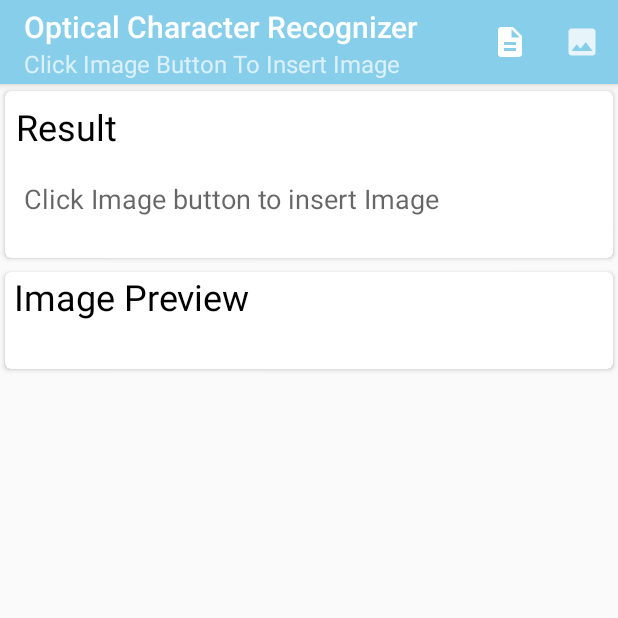
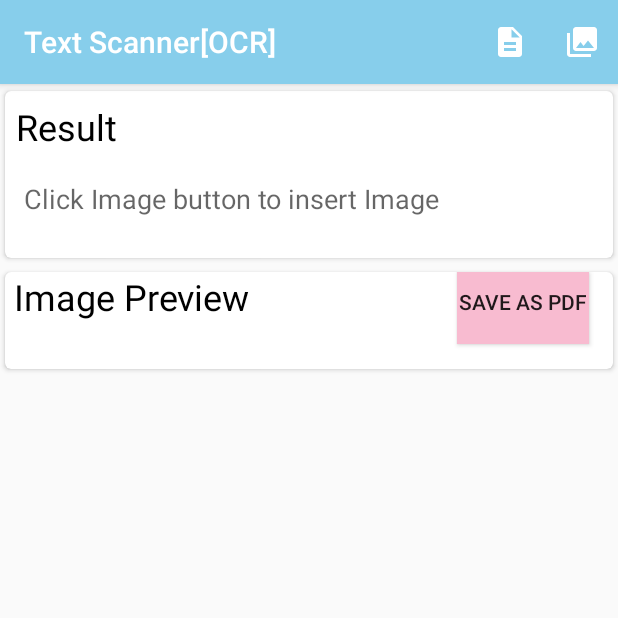
Before and after one commit to raghav2404/TextRecognition, an Android app: the screen it shows after launch (Second_activity), on a phone screen of 412 x 824 dp, the top half of it. Run offline under Robolectric (Android 15) with nearby library versions, the phone set to English and light mode, and no system bars; our stand-ins replace AdMob; libraries missing offline, so code that uses them is left out: com.itextpdf.text, com.theartofdev.edmodo.

Commit message:
Convert to pdf added

```diff
--- a/app/build.gradle
+++ b/app/build.gradle
@@ -37,5 +37,5 @@ dependencies {
     //image to text google library "Mobile Vision Api"
    implementation 'com.google.android.gms:play-services-vision:20.1.0'
     implementation 'com.google.android.gms:play-services-ads:19.1.0'
-
+    implementation 'com.itextpdf:itextg:5.5.10'
 }
--- a/app/src/main/AndroidManifest.xml
+++ b/app/src/main/AndroidManifest.xml
@@ -11,7 +11,7 @@
     <application
         android:allowBackup="true"
         android:icon="@mipmap/ic_launcher"
-        android:label="Optical Character Recognizer"
+        android:label="Text Scanner[OCR]"
         android:roundIcon="@mipmap/ic_launcher_round"
         android:supportsRtl="true"
         android:theme="@style/AppTheme">
--- a/app/src/main/java/android/example/textrecognition/Second_activity.java
+++ b/app/src/main/java/android/example/textrecognition/Second_activity.java
@@ -7,6 +7,8 @@ import androidx.appcompat.app.AlertDialog;
 import androidx.appcompat.app.AppCompatActivity;
 import androidx.core.app.ActivityCompat;
 import androidx.core.content.ContextCompat;
+
+import android.os.Environment;
 import android.text.ClipboardManager;
 import android.Manifest;
 import android.content.ContentValues;
@@ -23,6 +25,8 @@ import android.util.SparseArray;
 import android.view.Menu;
 import android.view.MenuInflater;
 import android.view.MenuItem;
+import android.view.View;
+import android.widget.Button;
 import android.widget.EditText;
 import android.widget.ImageView;
 import android.widget.Toast;
@@ -36,8 +40,15 @@ import com.google.android.gms.ads.initialization.OnInitializationCompleteListene
 import com.google.android.gms.vision.Frame;
 import com.google.android.gms.vision.text.TextBlock;
 import com.google.android.gms.vision.text.TextRecognizer;
+import com.itextpdf.text.Document;
+import com.itextpdf.text.Paragraph;
+import com.itextpdf.text.pdf.PdfWriter;
 import com.theartofdev.edmodo.cropper.CropImage;
 import com.theartofdev.edmodo.cropper.CropImageView;
+
+import java.io.FileOutputStream;
+import java.text.SimpleDateFormat;
+import java.util.Locale;
 
 public class Second_activity extends AppCompatActivity {
     private static final int CAMERA_REQUEST_CODE=1;
@@ -49,6 +60,7 @@ public class Second_activity extends AppCompatActivity {
     String[] storagePermission;
     EditText mResult;
     ImageView mPreview;
+    private Button savePdf;
     Uri image_uri;
     private AdView mAdView;
     private InterstitialAd mInterstitialAd;
@@ -65,6 +77,7 @@ public class Second_activity extends AppCompatActivity {
             }
         });
         mAdView = findViewById(R.id.adView);
+        savePdf=findViewById(R.id.savePdf);
         AdRequest adRequest = new AdRequest.Builder()
 
                 .build();
@@ -81,12 +94,43 @@ public class Second_activity extends AppCompatActivity {
         cameraPermission=new String[]{Manifest.permission.CAMERA,Manifest.permission.WRITE_EXTERNAL_STORAGE};
         storagePermission=new String[]{Manifest.permission.WRITE_EXTERNAL_STORAGE};
         ActionBar actionBar= getSupportActionBar();
-        actionBar.setSubtitle("Click Image Button To Insert Image");
+        //actionBar.setSubtitle("Click Image Button To Insert Image");
+        savePdf.setOnClickListener(new View.OnClickListener() {
+            @Override
+            public void onClick(View view) {
+                saveAsPdf();
+            }
+        });
 
 
 
 
     }
+    private void saveAsPdf() {
+        //Save Text as pdf
+
+        Document mDoc =new Document();
+        String fileName= new SimpleDateFormat("yyyyMMdd_HHmmss", Locale.getDefault()).format(System.currentTimeMillis());
+        String filePath= Environment.getExternalStorageDirectory()+"/"+ fileName +".pdf";
+        try {
+            PdfWriter.getInstance(mDoc,new FileOutputStream(filePath));
+            mDoc.open();
+            String text=mResult.getText().toString().trim();
+            mDoc.add(new Paragraph(text));
+            Toast.makeText(getApplicationContext(),fileName+".pdf\n SAVED! to"+filePath,Toast.LENGTH_SHORT).show();
+
+
+            mDoc.close();
+
+        }
+        catch(Exception e)
+        {
+            Toast.makeText(getApplicationContext(),e.getMessage(),Toast.LENGTH_SHORT).show();
+        }
+    }
+
+
+
 
     //actionbarmenu
 
--- a/app/src/main/res/drawable-anydpi/ic_image_icon.xml
+++ b/app/src/main/res/drawable-anydpi/ic_image_icon.xml
@@ -3,9 +3,9 @@
     android:height="24dp"
     android:viewportWidth="24"
     android:viewportHeight="24"
-    android:tint="#FFFFFF"
-    android:alpha="0.8">
+
+    android:alpha="1">
     <path
-        android:fillColor="#808080"
+        android:fillColor="#FFFFFF"
         android:pathData="M21,19V5c0,-1.1 -0.9,-2 -2,-2H5c-1.1,0 -2,0.9 -2,2v14c0,1.1 0.9,2 2,2h14c1.1,0 2,-0.9 2,-2zM8.5,13.5l2.5,3.01L14.5,12l4.5,6H5l3.5,-4.5z"/>
 </vector>
--- /dev/null
+++ b/app/src/main/res/drawable/ic_photo_library_black_24dp.xml
@@ -0,0 +1,5 @@
+<vector android:height="24dp" android:tint="#FFFFFF"
+    android:viewportHeight="24.0" android:viewportWidth="24.0"
+    android:width="24dp" xmlns:android="http://schemas.android.com/apk/res/android">
+    <path android:fillColor="#FF000000" android:pathData="M22,16L22,4c0,-1.1 -0.9,-2 -2,-2L8,2c-1.1,0 -2,0.9 -2,2v12c0,1.1 0.9,2 2,2h12c1.1,0 2,-0.9 2,-2zM11,12l2.03,2.71L16,11l4,5L8,16l3,-4zM2,6v14c0,1.1 0.9,2 2,2h14v-2L4,20L4,6L2,6z"/>
+</vector>
--- a/app/src/main/res/layout/activity2.xml
+++ b/app/src/main/res/layout/activity2.xml
@@ -60,6 +60,18 @@
                 app:cardUseCompatPadding="true"
                 android:elevation="2dp"
                 app:cardCornerRadius="4dp">
+
+                <Button
+                    android:id="@+id/savePdf"
+                    android:layout_width="wrap_content"
+                    android:layout_height="wrap_content"
+                    android:layout_gravity="right|top"
+                    android:layout_marginEnd="16dp"
+                    android:layout_marginBottom="16dp"
+                    android:background="#f8bbd0"
+                    android:paddingBottom="8dp"
+                    android:text="Save As Pdf" />
+
                 <LinearLayout
                     android:layout_width="match_parent"
                     android:layout_height="wrap_content"
@@ -74,6 +86,7 @@
                         android:layout_marginBottom="32dp"
                         android:textColorHint="#000000"
                         android:textColor="#000000" />
+
                     <ImageView
                         android:id="@+id/imageIv"
                         android:layout_width="wrap_content"
@@ -87,7 +100,6 @@
 
 
                     </ImageView>
-
 
 
                 </LinearLayout>
@@ -105,19 +117,11 @@
 
 
         </LinearLayout>
-    </ScrollView>
-    <com.google.android.gms.ads.AdView
-        android:layout_width="match_parent"
-        android:layout_height="wrap_content"
-        xmlns:ads="http://schemas.android.com/apk/res-auto"
-        android:id="@+id/adView2"
+    </ScrollView><![CDATA[
+    />
 
-        android:layout_centerHorizontal="true"
-       ads:adSize="BANNER"
-        android:layout_above="@id/adView"
-        ads:adUnitId="ca-app-pub-3940256099942544/1033173712"/>
-        />
 
+    ]]>
 
     <com.google.android.gms.ads.AdView
         android:layout_width="match_parent"
--- a/app/src/main/res/menu/menu_items.xml
+++ b/app/src/main/res/menu/menu_items.xml
@@ -10,7 +10,7 @@
         android:id="@+id/AddImage"
         android:title="Add image"
         app:showAsAction="always"
-        android:icon="@drawable/ic_image_icon" />
+        android:icon="@drawable/ic_photo_library_black_24dp" />
 
 
 
```
